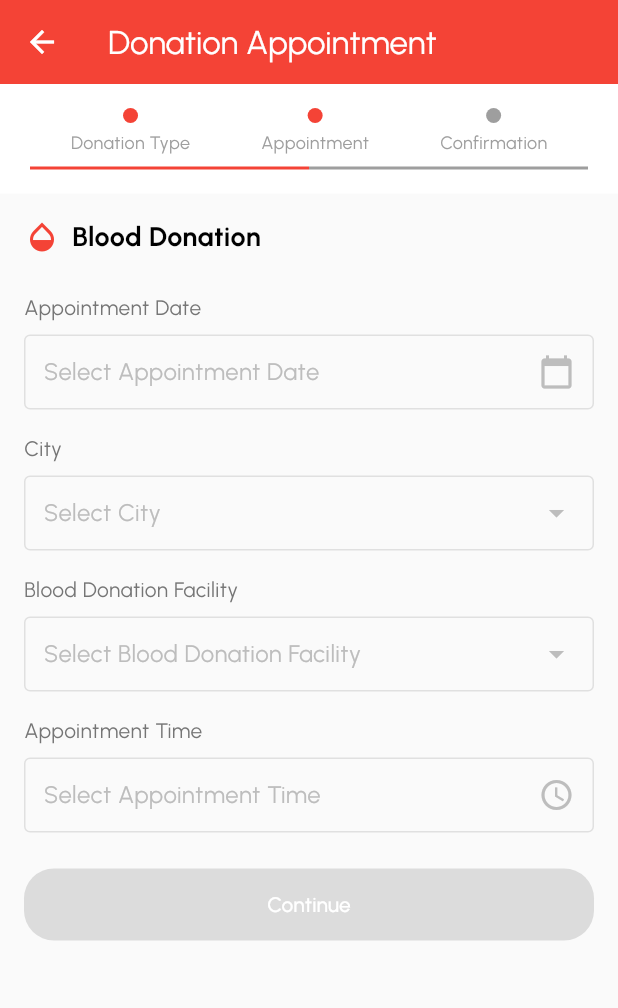
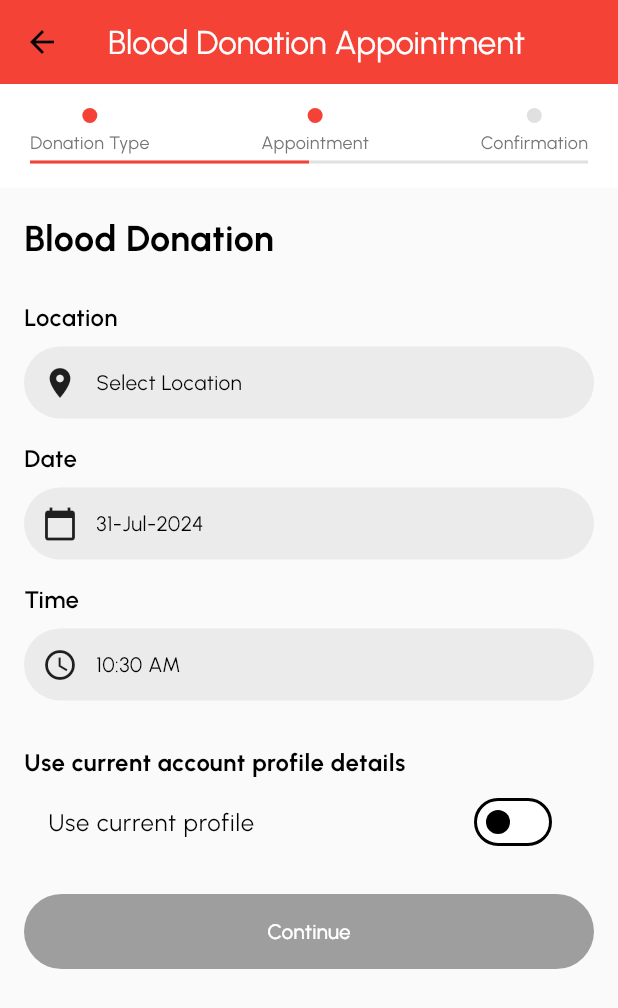
Before and after one commit to nja99/OrbitalHealthPlus, a Flutter app: the BloodDonationAppointmentScreen screen opened directly, on a phone screen of 412 x 824 dp. Shown: the top 1008 px of the screen. Run offline on Flutter 3.47's test engine with Material 3 defaults, Android fonts, the light colour scheme and no system bars; our stand-ins replace cloud_firestore, firebase_auth, firebase_core, firebase_remote_config, flutter_datetime_picker_plus, flutter_local_notifications and 9 more; accounts and stored records are empty.

Commit message:
70% completed blood donation bank

```diff
--- /dev/null
+++ b/lib/assets/model/blood_donation_drives.dart
@@ -0,0 +1,32 @@
+// blood_donation_drives.dart
+import 'package:google_maps_flutter/google_maps_flutter.dart';
+
+class BloodDonationDrive {
+  final String name;
+  final String address;
+  final LatLng location;
+  final String openingHours;
+
+  BloodDonationDrive({
+    required this.name,
+    required this.address,
+    required this.location,
+    required this.openingHours,
+  });
+}
+
+final List<BloodDonationDrive> bloodDonationDrives = [
+  BloodDonationDrive(
+    name: "Bloodbank@HSA",
+    address: "11 Outram Rd, Singapore 169078",
+    location: LatLng(1.2800, 103.8388),
+    openingHours: "Mon-Thu: 9am-6pm, Fri: 9am-8pm, Sat: 9am-4pm",
+  ),
+  BloodDonationDrive(
+    name: "Bloodbank@Woodlands",
+    address: "900 South Woodlands Drive, #05-07 Woodlands Civic Centre, Singapore 730900",
+    location: LatLng(1.4339, 103.7867),
+    openingHours: "Mon-Thu: 9am-6pm, Fri: 9am-8pm, Sat: 9am-4pm",
+  ),
+  // Add 8 more arbitrary blood donation drives here
+];
--- a/lib/screens/bloodappt.dart
+++ b/lib/screens/bloodappt.dart
@@ -1,4 +1,13 @@
+import 'package:cloud_firestore/cloud_firestore.dart';
 import 'package:flutter/material.dart';
+import 'package:healthsphere/components/date_time_widget.dart';
+import 'package:healthsphere/screens/blood_donation_map_screen.dart';
+import 'package:healthsphere/assets/model/blood_donation_drives.dart';
+import 'package:healthsphere/services/auth/auth_service_locator.dart';
+import 'package:healthsphere/services/user/user_profile_service.dart';
+import 'package:healthsphere/services/auth/auth_provider.dart';
+import 'package:provider/provider.dart';
+import 'package:intl/intl.dart';
 
 class BloodDonationAppointmentScreen extends StatefulWidget {
   @override
@@ -6,72 +15,59 @@ class BloodDonationAppointmentScreen extends StatefulWidget {
 }
 
 class _BloodDonationAppointmentScreenState extends State<BloodDonationAppointmentScreen> {
+  final UserProfileService userProfileService = getIt<UserProfileService>();
   DateTime? selectedDate;
-  String? selectedCity;
-  String? selectedFacility;
   TimeOfDay? selectedTime;
+  BloodDonationDrive? selectedLocation;
+  bool useCurrentProfile = false;
+  Map<String, dynamic>? userProfileData;
 
   @override
-  Widget build(BuildContext context) {
-    return Scaffold(
-      appBar: AppBar(
-        title: Text('Donation Appointment', style: TextStyle(color: Colors.white)),
-        backgroundColor: Colors.red,
-        elevation: 0,
-        iconTheme: IconThemeData(color: Colors.white),
-      ),
-      body: Column(
-        children: [
-          _buildProgressIndicator(),
-          Expanded(
-            child: SingleChildScrollView(
-              child: Padding(
-                padding: EdgeInsets.all(16),
-                child: Column(
-                  crossAxisAlignment: CrossAxisAlignment.start,
-                  children: [
-                    _buildDonationTypeHeader(),
-                    SizedBox(height: 24),
-                    _buildInputField('Appointment Date', selectedDate?.toString().split(' ')[0] ?? '', Icons.calendar_today, _selectDate),
-                    SizedBox(height: 16),
-                    _buildInputField('City', selectedCity ?? '', Icons.arrow_drop_down, _selectCity),
-                    SizedBox(height: 16),
-                    _buildInputField('Blood Donation Facility', selectedFacility ?? '', Icons.arrow_drop_down, _selectFacility),
-                    SizedBox(height: 16),
-                    _buildInputField('Appointment Time', selectedTime?.format(context) ?? '', Icons.access_time, _selectTime),
-                    SizedBox(height: 24),
-                    _buildContinueButton(),
-                  ],
-                ),
-              ),
-            ),
-          ),
-        ],
-      ),
-    );
+  void initState() {
+    super.initState();
+    selectedDate = DateTime.now();
+    selectedTime = TimeOfDay.now();
   }
 
-  Widget _buildProgressIndicator() {
+  Future<Map<String, dynamic>?> _fetchUserProfile() async {
+  final authProvider = Provider.of<AuthProvider>(context, listen: false);
+  final user = authProvider.user;
+  if (user != null) {
+    return await userProfileService.getUserProfile(user);
+  }
+  return null;
+}
+
+Widget _buildProgressIndicator(BuildContext context) {
   return Container(
     color: Colors.white,
-      padding: EdgeInsets.symmetric(vertical: 16),
+    padding: EdgeInsets.symmetric(vertical: 16, horizontal: 20),
     child: Column(
       children: [
         Row(
-            mainAxisAlignment: MainAxisAlignment.spaceEvenly,
+          mainAxisAlignment: MainAxisAlignment.spaceBetween,
           children: [
-              _buildProgressDot('Donation Type', true),
-              _buildProgressDot('Appointment', true),
-              _buildProgressDot('Confirmation', false),
+            _buildProgressStep('Donation Type', true),
+            _buildProgressStep('Appointment', true),
+            _buildProgressStep('Confirmation', false),
           ],
         ),
-          SizedBox(height: 8),
+        SizedBox(height: 4),
         Container(
-            margin: EdgeInsets.symmetric(horizontal: 20),
+          height: 2,
+          color: Colors.grey[300],
           child: Row(
             children: [
-                Expanded(child: _buildProgressLine(true)),
-                Expanded(child: _buildProgressLine(false)),
+              Expanded(
+                flex: 1,
+                child: Container(
+                  color: Colors.red,
+                ),
+              ),
+              Expanded(
+                flex: 1,
+                child: Container(),
+              ),
             ],
           ),
         ),
@@ -80,7 +76,7 @@ class _BloodDonationAppointmentScreenState extends State<BloodDonationAppointmen
   );
 }
 
-  Widget _buildProgressDot(String label, bool isActive) {
+Widget _buildProgressStep(String label, bool isActive) {
   return Column(
     children: [
       Container(
@@ -88,14 +84,14 @@ class _BloodDonationAppointmentScreenState extends State<BloodDonationAppointmen
         height: 10,
         decoration: BoxDecoration(
           shape: BoxShape.circle,
-            color: isActive ? Colors.red : Colors.grey,
+          color: isActive ? Colors.red : Colors.grey[300],
         ),
       ),
       SizedBox(height: 4),
       Text(
         label,
         style: TextStyle(
-            color: Colors.grey,
+          color: Colors.grey[600],
           fontSize: 12,
         ),
       ),
@@ -103,86 +99,131 @@ class _BloodDonationAppointmentScreenState extends State<BloodDonationAppointmen
   );
 }
 
-  Widget _buildProgressLine(bool isActive) {
-    return Container(
-      height: 2,
-      color: isActive ? Colors.red : Colors.grey,
+  @override
+  Widget build(BuildContext context) {
+    return Scaffold(
+      appBar: AppBar(
+        title: Text('Blood Donation Appointment', style: TextStyle(color: Colors.white)),
+        backgroundColor: Colors.red,
+      ),
+      body: ListView(
+        children: [
+          _buildProgressIndicator(context),
+          Padding(
+            padding: EdgeInsets.all(16),
+            child: Column(
+              crossAxisAlignment: CrossAxisAlignment.start,
+              children: [
+                Text(
+                  'Blood Donation',
+                  style: TextStyle(fontSize: 24, fontWeight: FontWeight.bold),
+                ),
+                SizedBox(height: 20),
+                DateTimeWidget(
+                  title: 'Location',
+                  value: selectedLocation?.name ?? 'Select Location',
+                  icon: Icons.location_on,
+                  onTap: _selectLocation,
+                ),
+                DateTimeWidget(
+                  title: 'Date',
+                  value: selectedDate != null
+                      ? DateFormat("dd-MMM-yyyy").format(selectedDate!)
+                      : 'Select Date',
+                  icon: Icons.calendar_today,
+                  onTap: _selectDate,
+                ),
+                DateTimeWidget(
+                  title: 'Time',
+                  value: selectedTime != null
+                      ? selectedTime!.format(context)
+                      : 'Select Time',
+                  icon: Icons.access_time,
+                  onTap: _selectTime,
+                ),
+                SizedBox(height: 20),
+                Text(
+                  'Use current account profile details',
+                  style: TextStyle(fontSize: 16, fontWeight: FontWeight.bold),
+                ),
+                SwitchListTile(
+                  title: Text('Use current profile'),
+                  value: useCurrentProfile,
+                  onChanged: (bool value) async {
+                    setState(() {
+                      useCurrentProfile = value;
+                    });
+                    if (value) {
+                      userProfileData = await _fetchUserProfile();
+                      setState(() {});
+                    }
+                  },
+                ),
+                if (useCurrentProfile && userProfileData != null)
+                  _buildUserProfileDetails(),
+                SizedBox(height: 20),
+                ElevatedButton(
+                  child: Text('Continue', style: TextStyle(color: Colors.white)),
+                  onPressed: _isFormValid() && useCurrentProfile ? _continuePressed : null,
+                  style: ElevatedButton.styleFrom(
+                    backgroundColor: Colors.red,
+                    disabledBackgroundColor: Colors.grey,
+                    minimumSize: Size(double.infinity, 50),
+                  ),
+                ),
+              ],
+            ),
+          ),
+        ],
+      ),
     );
   }
 
-  Widget _buildDonationTypeHeader() {
-    return Row(
+  Widget _buildUserProfileDetails() {
+    return Column(
+      crossAxisAlignment: CrossAxisAlignment.start,
       children: [
-        Icon(Icons.opacity, color: Colors.red, size: 24),
-        SizedBox(width: 8),
-        Text(
-          'Blood Donation',
-          style: TextStyle(
-            fontSize: 18,
-            fontWeight: FontWeight.bold,
+        TextFormField(
+          initialValue: '${userProfileData!['firstName']} ${userProfileData!['lastName']}',
+          decoration: InputDecoration(labelText: 'Name'),
+          readOnly: true,
         ),
+        TextFormField(
+          initialValue: userProfileData!['dateOfBirth'] != null
+              ? DateFormat('dd-MMM-yyyy').format((userProfileData!['dateOfBirth'] as Timestamp).toDate())
+              : 'N/A',
+          decoration: InputDecoration(labelText: 'Date of Birth'),
+          readOnly: true,
+        ),
+        TextFormField(
+          initialValue: '${userProfileData!['height']} cm',
+          decoration: InputDecoration(labelText: 'Height'),
+          readOnly: true,
+        ),
+        TextFormField(
+          initialValue: '${userProfileData!['weight']} kg',
+          decoration: InputDecoration(labelText: 'Weight'),
+          readOnly: true,
+        ),
+        TextFormField(
+          initialValue: userProfileData!['sex'] ?? 'N/A',
+          decoration: InputDecoration(labelText: 'Sex'),
+          readOnly: true,
+        ),
+        TextFormField(
+          initialValue: userProfileData!['bloodType'] ?? 'N/A',
+          decoration: InputDecoration(labelText: 'Blood Type'),
+          readOnly: true,
         ),
       ],
     );
   }
 
-  Widget _buildInputField(String label, String value, IconData icon, VoidCallback onTap) {
-    return Column(
-      crossAxisAlignment: CrossAxisAlignment.start,
-      children: [
-        Text(
-          label,
-          style: TextStyle(
-            color: Colors.grey[600],
-            fontSize: 14,
-          ),
-        ),
-        SizedBox(height: 8),
-        InkWell(
-          onTap: onTap,
-          child: Container(
-            padding: EdgeInsets.symmetric(horizontal: 12, vertical: 12),
-            decoration: BoxDecoration(
-              border: Border.all(color: Colors.grey[300]!),
-              borderRadius: BorderRadius.circular(4),
-            ),
-            child: Row(
-              mainAxisAlignment: MainAxisAlignment.spaceBetween,
-              children: [
-                Text(
-                  value.isEmpty ? 'Select $label' : value,
-                  style: TextStyle(
-                    color: value.isEmpty ? Colors.grey[400] : Colors.black,
-                    fontSize: 16,
-                  ),
-                ),
-                Icon(icon, color: Colors.grey[400]),
-              ],
-            ),
-          ),
-        ),
-      ],
-    );
-  }
-
-  Widget _buildContinueButton() {
-    return ElevatedButton(
-      child: Text('Continue', style: TextStyle(color: Colors.white)),
-      style: ElevatedButton.styleFrom(
-        backgroundColor: Colors.red,
-        shape: RoundedRectangleBorder(
-          borderRadius: BorderRadius.circular(20),
-        ),
-        minimumSize: Size(double.infinity, 48),
-      ),
-      onPressed: _allFieldsFilled() ? _continue : null,
-    );
-  }
 
   void _selectDate() async {
     final DateTime? picked = await showDatePicker(
       context: context,
-      initialDate: DateTime.now(),
+      initialDate: selectedDate ?? DateTime.now(),
       firstDate: DateTime.now(),
       lastDate: DateTime.now().add(Duration(days: 365)),
     );
@@ -193,18 +234,10 @@ class _BloodDonationAppointmentScreenState extends State<BloodDonationAppointmen
     }
   }
 
-  void _selectCity() {
-    // Implement city selection logic
-  }
-
-  void _selectFacility() {
-    // Implement facility selection logic
-  }
-
   void _selectTime() async {
     final TimeOfDay? picked = await showTimePicker(
       context: context,
-      initialTime: TimeOfDay.now(),
+      initialTime: selectedTime ?? TimeOfDay.now(),
     );
     if (picked != null && picked != selectedTime) {
       setState(() {
@@ -213,14 +246,31 @@ class _BloodDonationAppointmentScreenState extends State<BloodDonationAppointmen
     }
   }
 
-  bool _allFieldsFilled() {
-    return selectedDate != null &&
-        selectedCity != null &&
-        selectedFacility != null &&
-        selectedTime != null;
+  void _selectLocation() async {
+    final result = await Navigator.push(
+      context,
+      MaterialPageRoute(builder: (context) => BloodDonationMapScreen()),
+    );
+    if (result != null && result is BloodDonationDrive) {
+      setState(() {
+        selectedLocation = result;
+      });
+    }
   }
 
-  void _continue() {
-    // Implement continue logic
+  bool _isFormValid() {
+    return selectedDate != null && selectedTime != null && selectedLocation != null;
+  }
+
+  void _continuePressed() {
+    // Implement the logic for continuing to the next step
+    print('Appointment details:');
+    print('Date: ${selectedDate.toString()}');
+    print('Time: ${selectedTime!.format(context)}');
+    print('Location: ${selectedLocation!.name}');
+    print('Use current profile: $useCurrentProfile');
+    if (useCurrentProfile) {
+      print('User Profile: $userProfileData');
     }
   }
+}
--- a/lib/screens/blooddonation.dart
+++ b/lib/screens/blooddonation.dart
@@ -57,7 +57,7 @@ class BloodDonationScreen extends StatelessWidget {
     );
   }
 
-  Widget _buildProgressIndicator(BuildContext context) {  // Accept context as parameter
+  Widget _buildProgressIndicator(BuildContext context) {
     return Container(
       color: Colors.white,
       padding: EdgeInsets.symmetric(vertical: 16, horizontal: 20),
@@ -154,7 +154,6 @@ class BloodDonationScreen extends StatelessWidget {
           right: 8,
           child: InkWell(
             onTap: () {
-              // Add navigation to info page here
               print('Info button tapped for $title');
             },
             child: Icon(Icons.help_outline, color: Colors.grey[400], size: 24),
```
Also changed, not shown: lib/screens/blood_donation_map_screen.dart (added, +122 -0 lines). Lines whose indentation alone changed are shown as unchanged.
